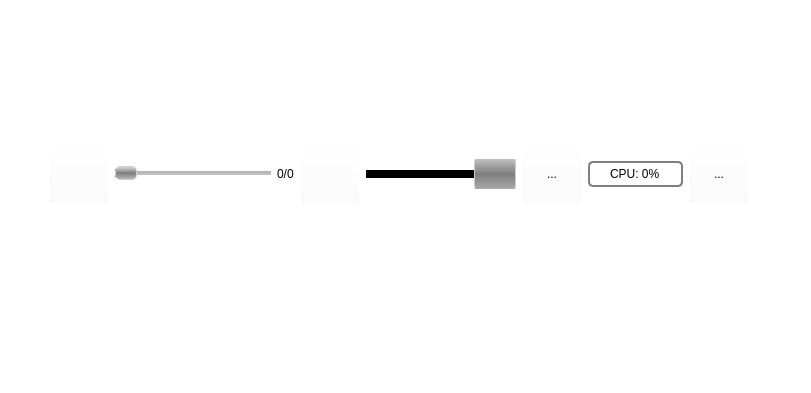
Old version of the form playcontrols.ui in the repository linux4sam/atmel-video-player.
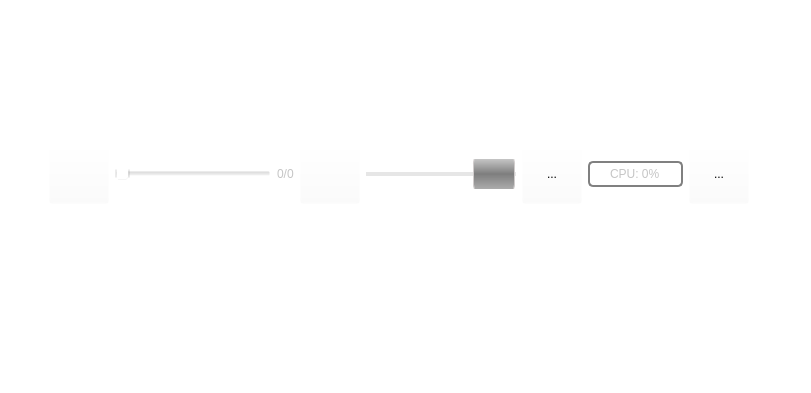
New version of the form. Icons and pictures are not drawn.

```diff
--- a/playcontrols.ui
+++ b/playcontrols.ui
@@ -28,7 +28,7 @@
      <height>80</height>
     </rect>
    </property>
-   <layout class="QHBoxLayout" name="layout" stretch="1,10,0,1,2,1,1,0">
+   <layout class="QHBoxLayout" name="layout" stretch="1,10,0,1,0,1,1,0">
     <property name="bottomMargin">
      <number>12</number>
     </property>
@@ -67,24 +67,11 @@
        <string/>
       </property>
       <property name="styleSheet">
-       <string notr="true"> QSlider::groove:horizontal {
-     /*border: 1px solid #999999;*/
-     height: 4px; /* the groove expands to the size of the slider by default. by giving it a height, it has a fixed size */
-     background: qlineargradient(x1:0, y1:0, x2:0, y2:1, stop:0 #B1B1B1, stop:1 #c4c4c4);
-     margin: 2px 0;
- }
-QSlider::handle:horizontal{
-    background: qlineargradient(x1:0, y1:0, x2:0, y2:1, stop:0 #DFDFDF, stop: 0.5 #7E7E7E, stop:1 #BCBCBC);
-	margin: -5px 0;
-    border-radius: 5px;
-	border: 1px solid rgb(208, 204, 204);
-	width: 20px
-}
-QSlider::add-page:horizontal {
-    background: rgb(0, 0, FF)
+       <string notr="true">QSlider::add-page:horizontal {
+    background: rgb(230,230, 230)
 }
 QSlider::sub-page:horizontal{
-    background: rgb(0, 0, 0)
+    background: rgb(230, 230, 230)
 }</string>
       </property>
       <property name="orientation">
@@ -94,6 +81,9 @@
     </item>
     <item>
      <widget class="QLabel" name="positioLabel">
+      <property name="styleSheet">
+       <string notr="true">color: #c5c5c5</string>
+      </property>
       <property name="text">
        <string>0/0</string>
       </property>
@@ -147,11 +137,12 @@
       </property>
       <property name="styleSheet">
        <string notr="true"> QSlider::groove:horizontal {
-     /*border: 1px solid #999999;*/
-     height: 4px; /* the groove expands to the size of the slider by default. by giving it a height, it has a fixed size */
-     background: qlineargradient(x1:0, y1:0, x2:0, y2:1, stop:0 #B1B1B1, stop:1 #c4c4c4);
-     margin: 2px 0;
+     border: 1px solid #999999;
+     height: 2px; /* the groove expands to the size of the slider by default. by giving it a height, it has a fixed size */
+     background: #e5e5e5;
+ /*    margin: 2px 0;*/
  }
+
 QSlider::handle:horizontal{
     background: qlineargradient(x1:0, y1:0, x2:0, y2:1, stop:0 #DFDFDF, stop: 0.5 #7E7E7E, stop:1 #BCBCBC);
 	margin: -20px 0;
@@ -161,10 +152,10 @@
     height: 40px;
 }
 QSlider::add-page:horizontal {
-    background: rgb(0, 0, 0)
+    background: rgb(230,230, 230)
 }
 QSlider::sub-page:horizontal{
-    background: rgb(0, 0, 0)
+    background: rgb(230, 230, 230)
 }</string>
       </property>
       <property name="maximum">
@@ -211,10 +202,11 @@
      border: 2px solid grey;
      border-radius: 5px;
 	 text-align: center;
+     color: #c5c5c5;
  }
 
  QProgressBar::chunk {
-     background-color:  #00DD00;
+     background-color:  #827f00;
  }</string>
       </property>
       <property name="value">
```
